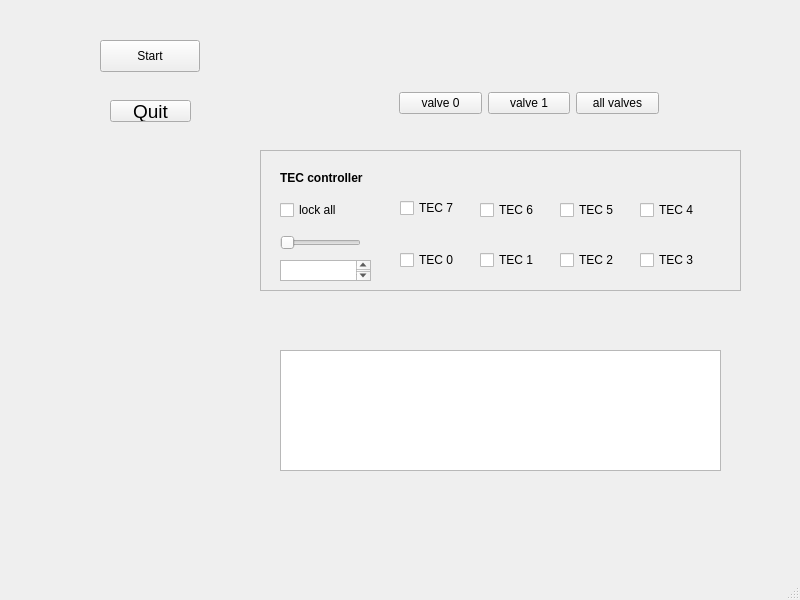
Old version of the form test1/MainWindow.ui in the repository ursl/tessie.
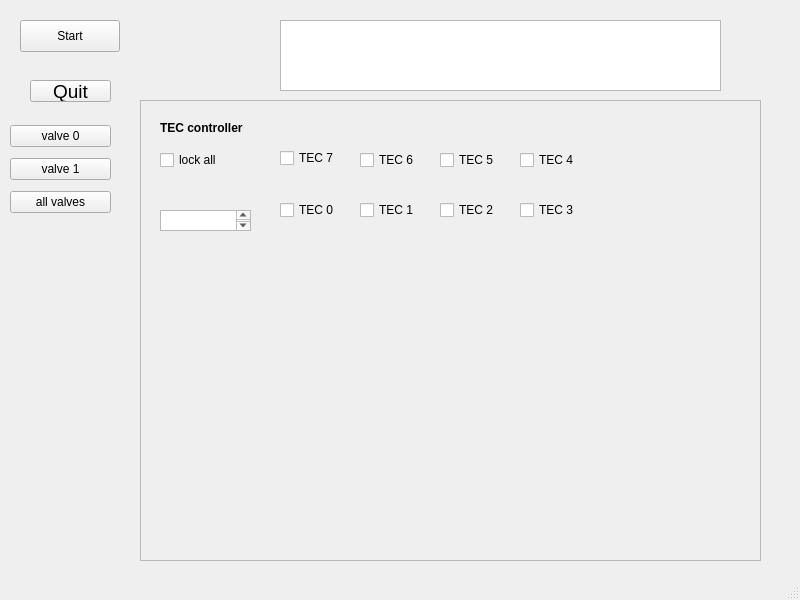
New version of the form.

Commit message: rearrange window to accomodate more contents

```diff
--- a/test1/MainWindow.ui
+++ b/test1/MainWindow.ui
@@ -20,10 +20,10 @@
    <widget class="QFrame" name="frameTECController">
     <property name="geometry">
      <rect>
-      <x>260</x>
-      <y>150</y>
-      <width>481</width>
-      <height>141</height>
+      <x>140</x>
+      <y>100</y>
+      <width>621</width>
+      <height>461</height>
      </rect>
     </property>
     <property name="mouseTracking">
@@ -53,19 +53,6 @@
       <string>TEC controller</string>
      </property>
     </widget>
-    <widget class="QSlider" name="sliderTECParameter">
-     <property name="geometry">
-      <rect>
-       <x>20</x>
-       <y>80</y>
-       <width>81</width>
-       <height>25</height>
-      </rect>
-     </property>
-     <property name="orientation">
-      <enum>Qt::Horizontal</enum>
-     </property>
-    </widget>
     <widget class="QTextEdit" name="textTECParameter">
      <property name="geometry">
       <rect>
@@ -200,44 +187,11 @@
      </property>
     </widget>
    </widget>
-   <widget class="QWidget" name="horizontalLayoutWidget">
-    <property name="geometry">
-     <rect>
-      <x>399</x>
-      <y>70</y>
-      <width>260</width>
-      <height>66</height>
-     </rect>
-    </property>
-    <layout class="QGridLayout" name="layoutValves">
-     <item row="0" column="1">
-      <widget class="QPushButton" name="buttonValve1">
-       <property name="text">
-        <string>valve 1</string>
-       </property>
-      </widget>
-     </item>
-     <item row="0" column="2">
-      <widget class="QPushButton" name="buttonValveAll">
-       <property name="text">
-        <string>all valves</string>
-       </property>
-      </widget>
-     </item>
-     <item row="0" column="0">
-      <widget class="QPushButton" name="buttonValve0">
-       <property name="text">
-        <string>valve 0</string>
-       </property>
-      </widget>
-     </item>
-    </layout>
-   </widget>
    <widget class="QToolButton" name="buttonQuit">
     <property name="geometry">
      <rect>
-      <x>110</x>
-      <y>100</y>
+      <x>30</x>
+      <y>80</y>
       <width>81</width>
       <height>22</height>
      </rect>
@@ -255,17 +209,17 @@
     <property name="geometry">
      <rect>
       <x>280</x>
-      <y>350</y>
+      <y>20</y>
       <width>441</width>
-      <height>121</height>
+      <height>71</height>
      </rect>
     </property>
    </widget>
    <widget class="QPushButton" name="pushButton">
     <property name="geometry">
      <rect>
-      <x>100</x>
-      <y>40</y>
+      <x>20</x>
+      <y>20</y>
       <width>100</width>
       <height>32</height>
      </rect>
@@ -274,6 +228,39 @@
      <string>Start</string>
     </property>
    </widget>
+   <widget class="QWidget" name="verticalLayoutWidget">
+    <property name="geometry">
+     <rect>
+      <x>10</x>
+      <y>120</y>
+      <width>101</width>
+      <height>100</height>
+     </rect>
+    </property>
+    <layout class="QVBoxLayout" name="verticalLayout">
+     <item>
+      <widget class="QPushButton" name="buttonValve0">
+       <property name="text">
+        <string>valve 0</string>
+       </property>
+      </widget>
+     </item>
+     <item>
+      <widget class="QPushButton" name="buttonValve1">
+       <property name="text">
+        <string>valve 1</string>
+       </property>
+      </widget>
+     </item>
+     <item>
+      <widget class="QPushButton" name="buttonValveAll">
+       <property name="text">
+        <string>all valves</string>
+       </property>
+      </widget>
+     </item>
+    </layout>
+   </widget>
   </widget>
   <widget class="QStatusBar" name="statusbar"/>
  </widget>
```
Left out of the diff: 4 changed lines with no effect on the pictures. The commit also changes 1 other file.
